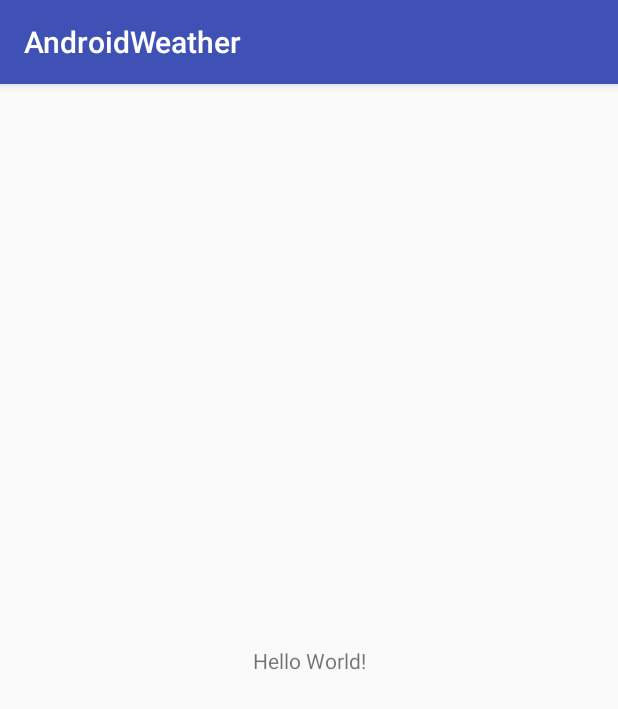
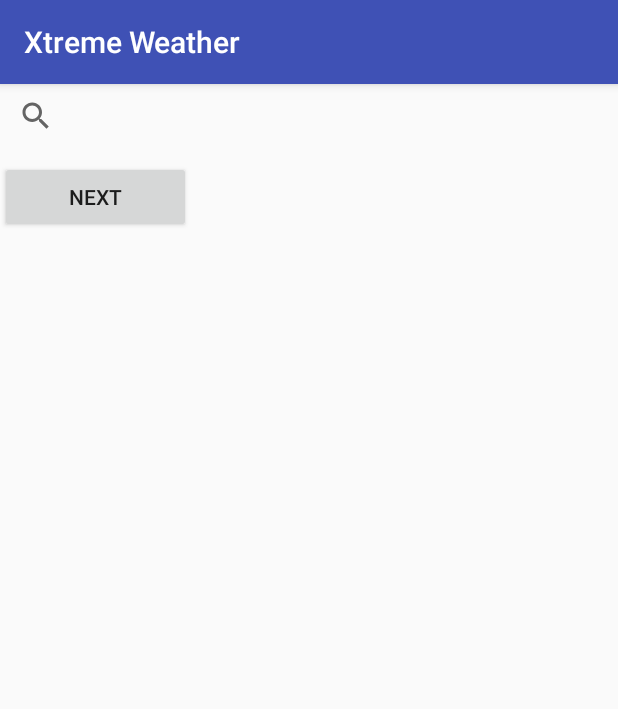
Before and after one commit to AvvosMeyz/ExtremeWeather1, an Android app: the screen it shows after launch (MainActivity), on a phone screen of 412 x 824 dp. Shown: the top 709 px of the screen. Run offline under Robolectric (Android 15) with nearby library versions, the phone set to English and light mode, and no system bars.

Commit message:
Added Tab

```diff
--- a/app/build.gradle
+++ b/app/build.gradle
@@ -26,5 +26,6 @@ dependencies {
     })
     compile 'com.android.support:appcompat-v7:25.3.1'
     compile 'com.android.support.constraint:constraint-layout:1.0.2'
+    compile 'com.android.support:design:25.3.1'
     testCompile 'junit:junit:4.12'
 }
--- a/app/src/main/AndroidManifest.xml
+++ b/app/src/main/AndroidManifest.xml
@@ -16,6 +16,10 @@
                 <category android:name="android.intent.category.LAUNCHER" />
             </intent-filter>
         </activity>
+        <activity
+            android:name=".TabActivity"
+            android:label="@string/title_activity_tab"
+            android:theme="@style/AppTheme.NoActionBar"></activity>
     </application>
 
 </manifest>
--- a/app/src/main/res/layout/activity_main.xml
+++ b/app/src/main/res/layout/activity_main.xml
@@ -6,13 +6,23 @@
     android:layout_height="match_parent"
     tools:context="com.example.avvos.androidweather.MainActivity">
 
-    <TextView
+    <SearchView
+        android:layout_width="366dp"
+        android:layout_height="42dp"
+        tools:layout_editor_absoluteX="8dp"
+        tools:layout_editor_absoluteY="8dp"
+        android:id="@+id/searchView" />
+
+    <Button
+        android:id="@+id/button"
         android:layout_width="wrap_content"
         android:layout_height="wrap_content"
-        android:text="Hello World!"
-        app:layout_constraintBottom_toBottomOf="parent"
-        app:layout_constraintLeft_toLeftOf="parent"
-        app:layout_constraintRight_toRightOf="parent"
-        app:layout_constraintTop_toTopOf="parent" />
+        android:hint="@string/edit_message"
+        android:onClick="sendMessage"
+        android:text="Next"
+        tools:layout_editor_absoluteX="128dp"
+        android:layout_marginTop="9dp"
+        app:layout_constraintTop_toBottomOf="@+id/searchView" />
+
 
 </android.support.constraint.ConstraintLayout>
--- /dev/null
+++ b/app/src/main/res/values-w820dp/dimens.xml
@@ -0,0 +1,6 @@
+<resources>
+    <!-- Example customization of dimensions originally defined in res/values/dimens.xml
+         (such as screen margins) for screens with more than 820dp of available width. This
+         would include 7" and 10" devices in landscape (~960dp and ~1280dp respectively). -->
+    <dimen name="activity_horizontal_margin">64dp</dimen>
+</resources>
--- a/app/src/main/res/values/styles.xml
+++ b/app/src/main/res/values/styles.xml
@@ -8,4 +8,13 @@
         <item name="colorAccent">@color/colorAccent</item>
     </style>
 
+    <style name="AppTheme.NoActionBar">
+        <item name="windowActionBar">false</item>
+        <item name="windowNoTitle">true</item>
+    </style>
+
+    <style name="AppTheme.AppBarOverlay" parent="ThemeOverlay.AppCompat.Dark.ActionBar" />
+
+    <style name="AppTheme.PopupOverlay" parent="ThemeOverlay.AppCompat.Light" />
+
 </resources>
```
Also changed, not shown: app/src/main/java/com/example/avvos/androidweather/MainActivity.java (+11 -0 lines), app/src/main/java/com/example/avvos/androidweather/TabActivity.java (added, +162 -0 lines), app/src/main/res/layout/activity_tab.xml (added, +49 -0 lines), app/src/main/res/layout/fragment_tab.xml (added, +16 -0 lines), app/src/main/res/menu/menu_tab.xml (added, +10 -0 lines), app/src/main/res/menu/menu_tabbed_activitiy.xml (added, +10 -0 lines), app/src/main/res/values/dimens.xml (added, +7 -0 lines), app/src/main/res/values/strings.xml (+7 -1 lines).
